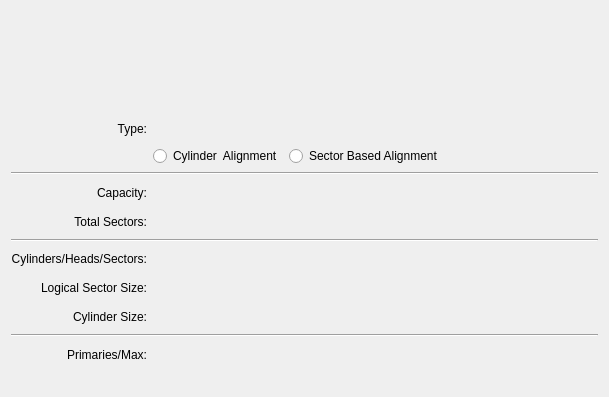
This is src/gui/devicepropswidgetbase.ui in KDE/partitionmanager as Qt 5 draws it before an edit. The edited form follows.
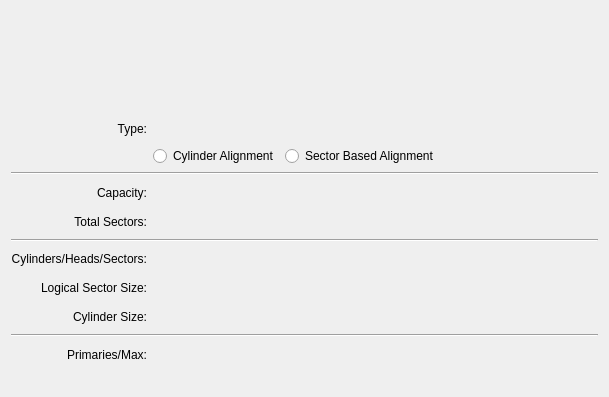
This is the edited form. Custom widgets are drawn as their Qt base class.

Diff of the .ui file:
```diff
--- a/src/gui/devicepropswidgetbase.ui
+++ b/src/gui/devicepropswidgetbase.ui
@@ -83,7 +83,7 @@
      <item>
       <widget class="QRadioButton" name="m_RadioCylinderBased">
        <property name="text">
-        <string>Cylinder  Alignment</string>
+        <string>Cylinder Alignment</string>
        </property>
       </widget>
      </item>
```
